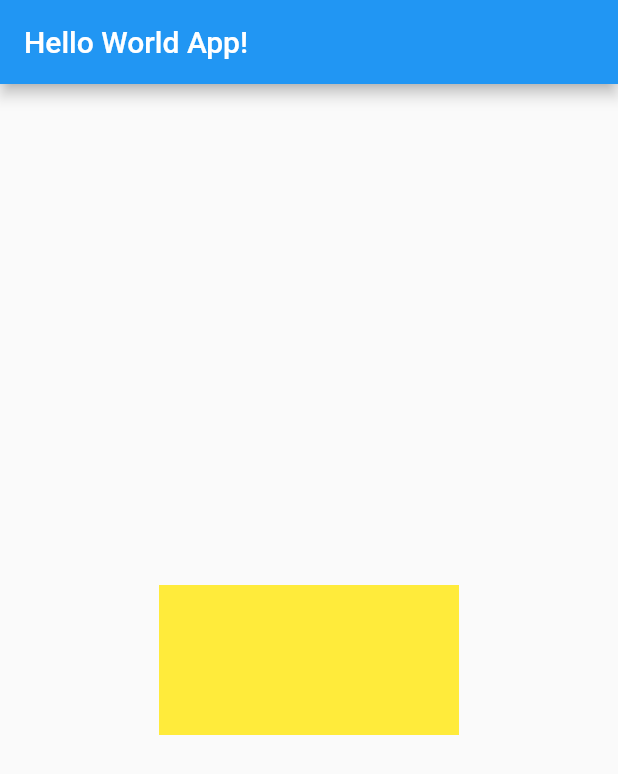
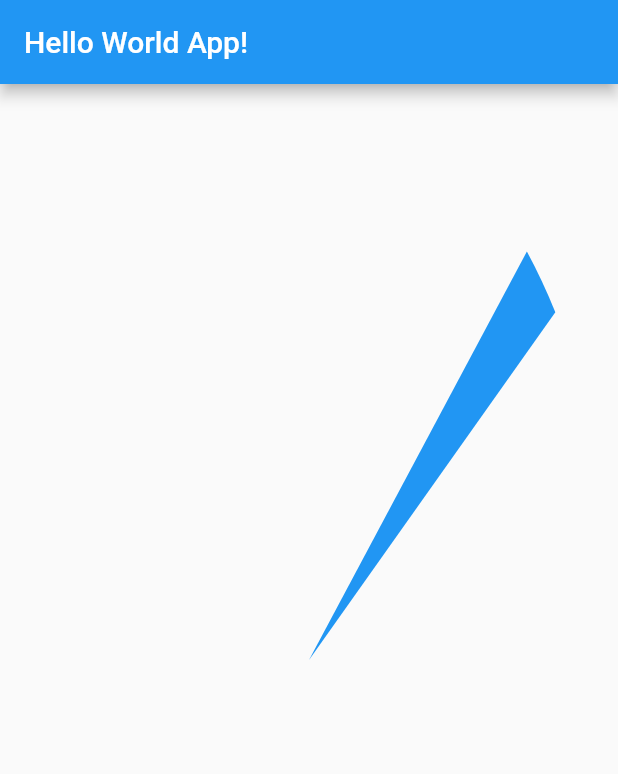
Before and after one commit to galileo-academy-wmiw/robin.dommelen-flutter, a Flutter app: the screen it shows after launch, on a phone screen of 412 x 824 dp. Shown: the top 774 px of the screen. Run offline on Flutter 3.47's test engine with Material 2 defaults, Android fonts, the phone set to English and light mode, and no system bars; our stand-ins replace audioplayers, video_player.

Commit message:
push: H4.15

```diff
--- a/hello-world/lib/main.dart
+++ b/hello-world/lib/main.dart
@@ -33,6 +33,42 @@ class AppRoot extends StatelessWidget {
   }
 }
 
+class PainterTest extends CustomPainter {
+
+  final double _startAngle;
+
+  PainterTest(this._startAngle);
+
+  @override
+  void paint(Canvas canvas, Size size) {
+    Rect rect = Rect.fromLTWH(0, 0, size.width, size.height);
+
+    Path path = Path();
+    path.lineTo(0, size.height);
+    path.lineTo(size.width, 0);
+    path.close();
+
+    var center = Offset(size.width / 2, size.height / 2);
+
+    final Paint paint = Paint();
+
+    paint.color = Colors.blue;
+    canvas.drawArc(rect, _startAngle, 0.14, true, paint);
+
+    //paint.color = Colors.yellow;
+    //canvas.drawPath(path, paint);
+
+    //paint.color = Colors.red;
+    //canvas.drawCircle(center, 200, paint);
+  }
+
+  @override
+  bool shouldRepaint(covariant CustomPainter oldDelegate) {
+    return true;
+  }
+
+}
+
 class AppTree extends StatefulWidget {
 
   @override
@@ -40,6 +76,10 @@ class AppTree extends StatefulWidget {
 }
 
 class _AppTreeState extends State<AppTree> with SingleTickerProviderStateMixin {
+
+  Color v_color = Colors.yellow;
+  double v_width = 200;
+  double v_height = 100;
 
   late Animation<double> _animation;
   late AnimationController _animationController;
@@ -50,22 +90,16 @@ class _AppTreeState extends State<AppTree> with SingleTickerProviderStateMixin {
 
     _animationController = AnimationController(
         vsync: this,
-        duration: const Duration(seconds: 2)
+      duration: const Duration(seconds: 2),
     );
 
-    _animation = Tween<double>(begin: 0, end: 6).animate(_animationController);
-    _animation.addListener(() {
-      setState(() {});
-    });
-
-    _animation.addStatusListener((status) {
-      if(status == AnimationStatus.completed)
-        _animationController.reverse();
-      else if(status == AnimationStatus.dismissed)
-        _animationController.forward();
-    });
+    _animation = Tween(begin: 0.0, end: 6.28).animate(_animationController);
+    _animation.addListener(() { setState(() {}); });
 
     _animationController.forward();
+    _animation.addStatusListener((status) {
+      if(status == AnimationStatus.completed) _animationController.repeat();
+    });
   }
 
   @override
@@ -74,37 +108,12 @@ class _AppTreeState extends State<AppTree> with SingleTickerProviderStateMixin {
     _animationController.dispose();
   }
 
-  Color v_color = Colors.yellow;
-  double v_width = 200;
-  double v_height = 100;
-
   @override
   Widget build(BuildContext context) {
 
-    return Center(
-      child: GestureDetector(
-        onTap: () {
-          setState(() {
-            if(v_width == 200) {
-              v_color = Colors.amber;
-              v_width = 100;
-              v_height = 200;
-            }
-            else {
-              v_color = Colors.yellow;
-              v_width = 200;
-              v_height = 100;
-            }
-
-          });
-        },
-        child: AnimatedContainer(
-          duration: Duration(seconds: 1),
-          width: v_width,
-          height: v_height,
-          color: v_color,
-        ),
-      )
+    return CustomPaint(
+      painter: PainterTest(_animation.value),
+      size: MediaQuery.of(context).size,
     );
   }
 }
```
